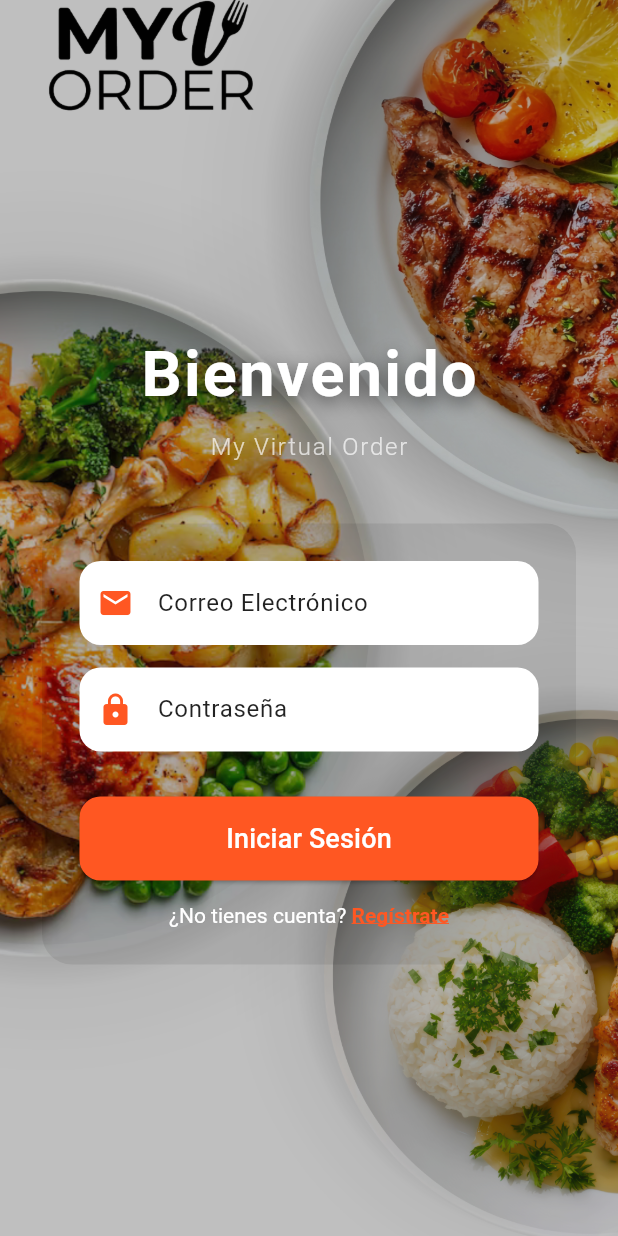
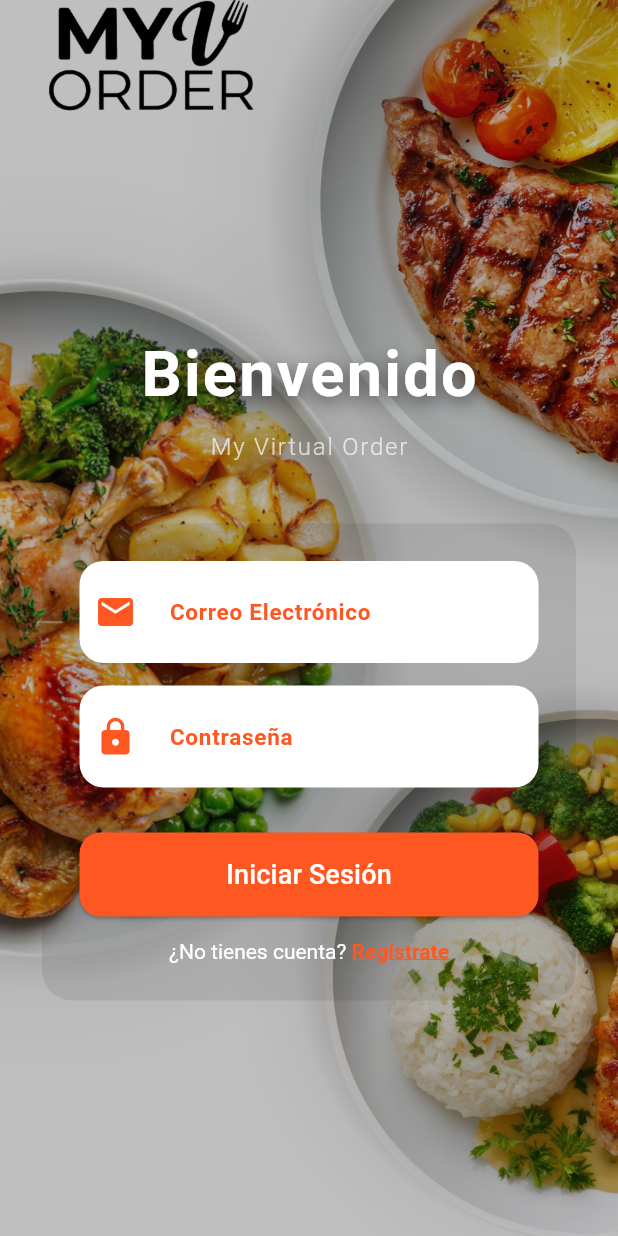
Before and after one commit to JDavidMezaF/MYVORDER, a Flutter app: the screen it shows after launch, on a phone screen of 412 x 824 dp. Run offline on Flutter 3.47's test engine with Material 3 defaults, Android fonts, the phone set to English and light mode, and no system bars; missing offline and left inert: mobile_scanner.

Commit message:
Mejora UI Login: Cajas de texto redondeadas y etiquetas integradas

```diff
--- a/frontendlogin/frontendlogin/lib/screens/login_screen.dart
+++ b/frontendlogin/frontendlogin/lib/screens/login_screen.dart
@@ -123,32 +123,50 @@ class _LoginScreenState extends State<LoginScreen> {
     }
   }
 
-  InputDecoration _inputDecoration(String label, IconData icon) {
+  InputDecoration _inputDecoration(String textoLabel, IconData icon) {
     return InputDecoration(
-      labelText: label,
-      floatingLabelStyle: const TextStyle(
-        color: Colors.deepOrange,
-        shadows: [
-          Shadow(color: Colors.white, blurRadius: 2),
-        ],
+      // ✨ EL TRUCO: Contenedor camuflado
+      label: Container(
+        // Un poco de relleno para que proteja las letras cuando esté sobre la comida
+        padding: const EdgeInsets.symmetric(horizontal: 8, vertical: 2),
+        decoration: BoxDecoration(
+          color: Colors.white, // Se camufla adentro, protege afuera
+          borderRadius: BorderRadius.circular(8),
+          // 🚨 ¡Eliminamos el border: Border.all()! Así ya no parece botón adentro
+        ),
+        child: Text(
+          textoLabel,
+          style: const TextStyle(
+            color: Colors.deepOrange, // Lo dejamos naranja como sugeriste
+            fontWeight: FontWeight.bold,
+            fontSize: 15,
+          ),
+        ),
       ),
-      labelStyle: const TextStyle(
-        color: Colors.black87,
-        shadows: [
-          Shadow(color: Colors.white, blurRadius: 2),
-        ],
+
+      prefixIcon: Padding(
+        padding: const EdgeInsets.only(left: 10, right: 10),
+        child: Icon(icon, color: Colors.deepOrange, size: 28),
       ),
-      prefixIcon: Icon(icon, color: Colors.deepOrange),
+
       filled: true,
       fillColor: Colors.white,
+
+      contentPadding: const EdgeInsets.symmetric(vertical: 22, horizontal: 15),
+
       border: OutlineInputBorder(
-        borderRadius: BorderRadius.circular(14),
+        borderRadius: BorderRadius.circular(16),
         borderSide: BorderSide.none,
       ),
+
       focusedBorder: OutlineInputBorder(
-        borderRadius: BorderRadius.circular(14),
-        borderSide:
-            const BorderSide(color: Colors.deepOrange, width: 2),
+        borderRadius: BorderRadius.circular(16),
+        borderSide: const BorderSide(color: Colors.deepOrange, width: 2.5),
+      ),
+
+      errorBorder: OutlineInputBorder(
+        borderRadius: BorderRadius.circular(16),
+        borderSide: const BorderSide(color: Colors.redAccent, width: 2),
       ),
     );
   }
@@ -316,17 +334,17 @@ class _LoginScreenState extends State<LoginScreen> {
                                 fontSize: 14,
                               ),
                               children: [
-                                const TextSpan(
-                                  text: "¿No tienes cuenta? ",
-                                  style:
-                                      TextStyle(color: Colors.white),
+                                // ✨ Quitamos el 'const' y ponemos la condición
+                                TextSpan(
+                                  text: _esLogin ? "¿No tienes cuenta? " : "¿Ya tienes una cuenta? ",
+                                  style: const TextStyle(color: Colors.white),
                                 ),
-                                const TextSpan(
-                                  text: "Regístrate",
-                                  style: TextStyle(
+                                // ✨ Aquí también cambia el texto según la pantalla
+                                TextSpan(
+                                  text: _esLogin ? "Regístrate" : "Iniciar Sesión",
+                                  style: const TextStyle(
                                     color: Colors.deepOrange,
-                                    decoration:
-                                        TextDecoration.underline,
+                                    decoration: TextDecoration.underline,
                                     fontWeight: FontWeight.w600,
                                   ),
                                 ),
```
